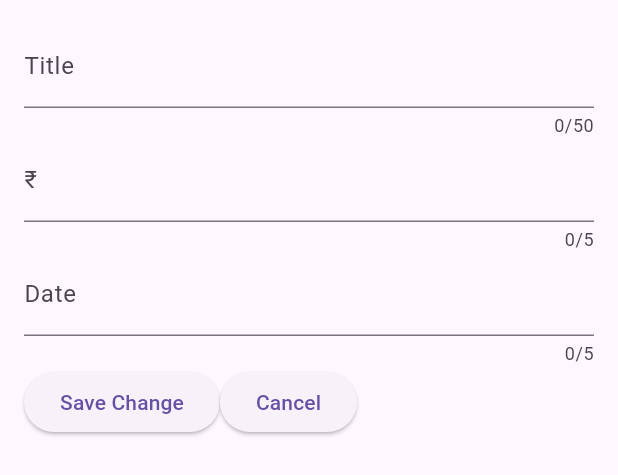
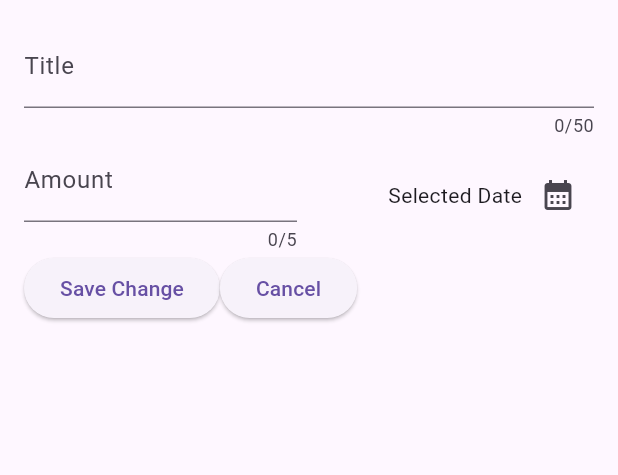
Before and after one commit to 25-karthick/Expense-Tracker, a Flutter app: the NewExpense widget shown alone on an empty page, opened directly, on a phone screen of 412 x 824 dp. Shown: the top 475 px of the screen. Run offline on Flutter 3.47's test engine with Material 3 defaults, Android fonts, the phone set to English and light mode, and no system bars.

Commit message:
feat : Date Widget added

```diff
--- a/lib/Expenses List/NewExpenses.dart
+++ b/lib/Expenses List/NewExpenses.dart
@@ -10,6 +10,22 @@ class NewExpense extends StatefulWidget{
 class _NewExpensestate extends State<NewExpense>{
 
   final textcontroller=TextEditingController();
+  final amountcontroller=TextEditingController();
+
+  void datepicker(){
+    final now=DateTime.now();
+    final firstDate=DateTime(now.year-1,now.month,now.day);
+    final lastDate=now;
+    showDatePicker(context: context, firstDate: firstDate, lastDate: lastDate);
+  }
+
+  @override
+  void dispose() {
+    textcontroller.dispose();
+    amountcontroller.dispose();
+    super.dispose();
+  }
+
   @override
   Widget build(BuildContext context) {
     return Padding(
@@ -24,29 +40,34 @@ class _NewExpensestate extends State<NewExpense>{
               label: Text("Title"),
             ),
           ),
-              TextField(
+              Row(
+                children:[
+                  Expanded(child:TextField(
               keyboardType: TextInputType.number,
-              controller: textcontroller,
+              controller: amountcontroller,
               maxLength: 5,
               decoration: InputDecoration(
-                label: Text("₹"),
+                prefixText: "\₹",
+                label: Text("Amount"),
               ),
             ),
-          TextField(
-            keyboardType: TextInputType.datetime,
-            controller: textcontroller,
-            maxLength: 5,
-            decoration: InputDecoration(
-              label: Text("Date"),
-            ),
-          ),
-          Center(
-              child: Row(
+                  ),
+                  const SizedBox(width: 16,),
+                  Expanded(child:Row(
+                    mainAxisAlignment: MainAxisAlignment.end,
+                    children: [
+                      Text("Selected Date"),
+                      IconButton(onPressed: datepicker, icon: Icon(Icons.calendar_month_sharp)),
+                    ],
+                  ),
+                  ),
+      ]
+              ),
+          Row(
                 children: [
                   ElevatedButton(onPressed: (){}, child: Text("Save Change")),
                   ElevatedButton(onPressed: (){}, child: Text("Cancel")),
                 ],
-              ),
           ),
         ],
       ),
```
